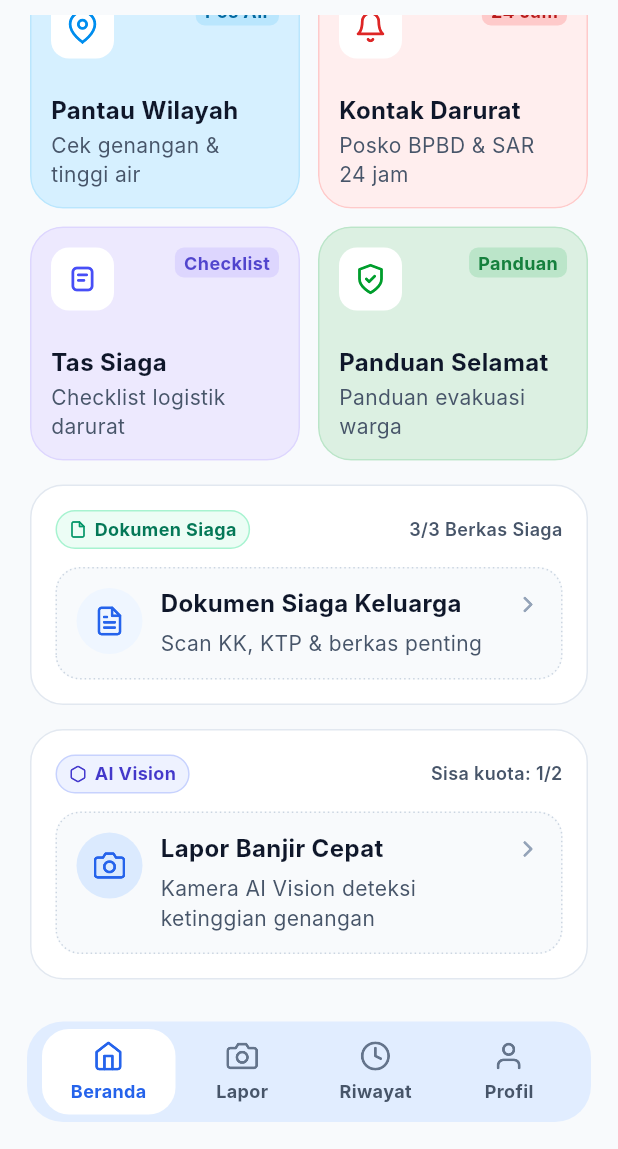
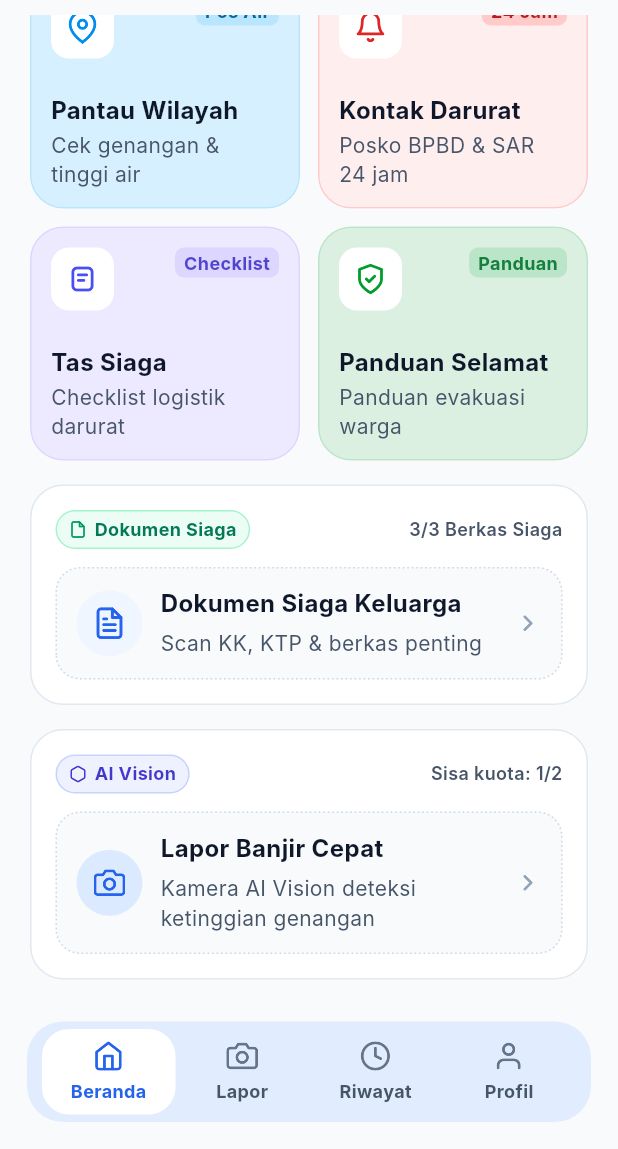
Before and after one commit to muhammadrafifatihulihsan/siagabanjir, a Flutter app: the screen it shows after launch, scrolled down 331 dp, on a phone screen of 412 x 824 dp, the part 87-1236 px from its top. Run offline on Flutter 3.47's test engine with Material 3 defaults, Android fonts, the phone set to English and light mode, and no system bars.

Commit message:
fix(flutter): align document and report card icons

```diff
--- a/apps/siagabanjir/lib/features/home/presentation/widgets/home_feature_action.dart
+++ b/apps/siagabanjir/lib/features/home/presentation/widgets/home_feature_action.dart
@@ -49,7 +49,7 @@ class HomeFeatureAction extends StatelessWidget {
                   crossAxisAlignment: CrossAxisAlignment.stretch,
                   children: [
                     Row(
-                      crossAxisAlignment: CrossAxisAlignment.start,
+                      crossAxisAlignment: CrossAxisAlignment.center,
                       children: [
                         Container(
                           width: 44,
@@ -60,7 +60,14 @@ class HomeFeatureAction extends StatelessWidget {
                                 ? const Color(0xFFEFF6FF)
                                 : const Color(0xFFDBEAFE),
                           ),
-                          child: Center(child: HomeIcon(action.icon)),
+                          child: Center(
+                            // The document slice has more transparent padding.
+                            // These sizes give both glyphs a ~21 px visible span.
+                            child: HomeIcon(
+                              action.icon,
+                              size: documents ? 24 : 22,
+                            ),
+                          ),
                         ),
                         const SizedBox(width: 12),
                         Expanded(
@@ -83,7 +90,7 @@ class HomeFeatureAction extends StatelessWidget {
                           ),
                         ),
                         const Padding(
-                          padding: EdgeInsets.only(left: 8, top: 2),
+                          padding: EdgeInsets.only(left: 8),
                           child: HomeIcon('chevron', size: 18),
                         ),
                       ],
```
Also changed, not shown: apps/siagabanjir/design/beranda-cards-preview.png, apps/siagabanjir/design/beranda-preview.png, 5 other files.
